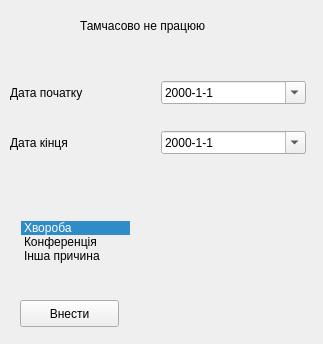
This is project_files/temporary_not_working.ui in positivcheg94/school_db_iasa_MO as Qt 5 draws it before an edit. The edited form follows.
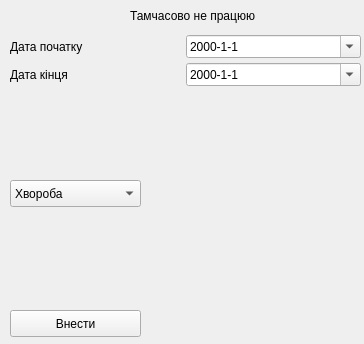
This is the edited form.

Commit message: kostil' temporary_not_working

What changed in the file:
```diff
--- a/project_files/temporary_not_working.ui
+++ b/project_files/temporary_not_working.ui
@@ -6,7 +6,7 @@
    <rect>
     <x>0</x>
     <y>0</y>
-    <width>323</width>
+    <width>364</width>
     <height>344</height>
    </rect>
   </property>
@@ -16,8 +16,8 @@
   <widget class="QLabel" name="label_3">
    <property name="geometry">
     <rect>
-     <x>80</x>
-     <y>10</y>
+     <x>130</x>
+     <y>0</y>
      <width>161</width>
      <height>31</height>
     </rect>
@@ -26,58 +26,22 @@
     <string>Тамчасово не працюю</string>
    </property>
   </widget>
-  <widget class="QStackedWidget" name="reason_picker">
+  <widget class="QStackedWidget" name="reason_stack">
    <property name="geometry">
     <rect>
-     <x>160</x>
-     <y>190</y>
-     <width>151</width>
-     <height>141</height>
+     <x>150</x>
+     <y>90</y>
+     <width>201</width>
+     <height>251</height>
     </rect>
    </property>
-   <widget class="QWidget" name="page"/>
-   <widget class="QWidget" name="page_2"/>
-  </widget>
-  <widget class="QListWidget" name="reason_list">
-   <property name="geometry">
-    <rect>
-     <x>20</x>
-     <y>220</y>
-     <width>111</width>
-     <height>61</height>
-    </rect>
-   </property>
-   <property name="styleSheet">
-    <string notr="true">background: rgba(0, 0, 0, 0)</string>
-   </property>
-   <property name="isWrapping" stdset="0">
-    <bool>false</bool>
-   </property>
-   <property name="currentRow">
-    <number>0</number>
-   </property>
-   <item>
-    <property name="text">
-     <string>Хвороба</string>
-    </property>
-   </item>
-   <item>
-    <property name="text">
-     <string>Конференція</string>
-    </property>
-   </item>
-   <item>
-    <property name="text">
-     <string>Інша причина</string>
-    </property>
-   </item>
   </widget>
   <widget class="QPushButton" name="submit_button">
    <property name="geometry">
     <rect>
-     <x>20</x>
-     <y>300</y>
-     <width>99</width>
+     <x>10</x>
+     <y>310</y>
+     <width>131</width>
      <height>27</height>
     </rect>
    </property>
@@ -85,16 +49,19 @@
     <string>Внести</string>
    </property>
   </widget>
-  <widget class="QWidget" name="">
+  <widget class="QWidget" name="layoutWidget">
    <property name="geometry">
     <rect>
      <x>10</x>
-     <y>60</y>
-     <width>296</width>
-     <height>117</height>
+     <y>30</y>
+     <width>351</width>
+     <height>61</height>
     </rect>
    </property>
    <layout class="QVBoxLayout" name="verticalLayout">
+    <property name="spacing">
+     <number>0</number>
+    </property>
     <item>
      <layout class="QHBoxLayout" name="horizontalLayout">
       <item>
@@ -139,6 +106,31 @@
     </item>
    </layout>
   </widget>
+  <widget class="QComboBox" name="reason_picker">
+   <property name="geometry">
+    <rect>
+     <x>10</x>
+     <y>180</y>
+     <width>131</width>
+     <height>27</height>
+    </rect>
+   </property>
+   <item>
+    <property name="text">
+     <string>Хвороба</string>
+    </property>
+   </item>
+   <item>
+    <property name="text">
+     <string>Конференція</string>
+    </property>
+   </item>
+   <item>
+    <property name="text">
+     <string>Інша причина</string>
+    </property>
+   </item>
+  </widget>
  </widget>
  <resources/>
  <connections/>
```
The commit also changes 14 other files.
